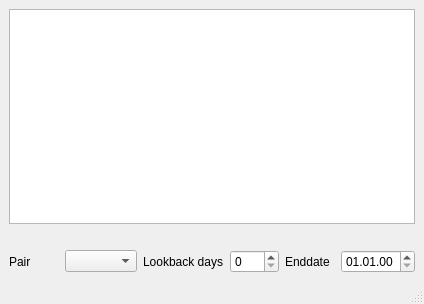
Old version of the form mainwindow.ui in the repository QTinman/TimeframeWalker.
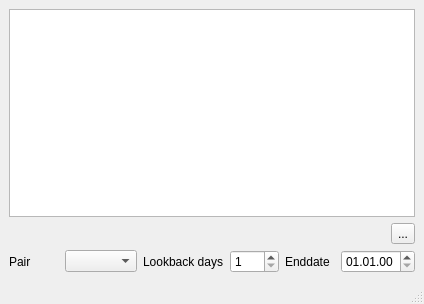
New version of the form. Icons and pictures are not drawn.

Commit message: Added Open, Close stastistic and reload button.

The edit to the form file:
```diff
--- a/mainwindow.ui
+++ b/mainwindow.ui
@@ -23,6 +23,8 @@
      <widget class="QPlainTextEdit" name="transferLog"/>
     </item>
     <item row="1" column="0">
+     <layout class="QHBoxLayout" name="horizontalLayout_2">
+      <item>
      <widget class="QLabel" name="message">
       <property name="text">
        <string/>
@@ -32,6 +34,19 @@
       </property>
      </widget>
     </item>
+      <item>
+       <widget class="QToolButton" name="reload">
+        <property name="text">
+         <string>...</string>
+        </property>
+        <property name="icon">
+         <iconset resource="resources.qrc">
+          <normaloff>:/new/icon/reload.png</normaloff>:/new/icon/reload.png</iconset>
+        </property>
+       </widget>
+      </item>
+     </layout>
+    </item>
     <item row="2" column="0">
      <layout class="QHBoxLayout" name="horizontalLayout">
       <item>
@@ -53,6 +68,9 @@
       </item>
       <item>
        <widget class="QSpinBox" name="lookbackdays">
+        <property name="minimum">
+         <number>1</number>
+        </property>
         <property name="maximum">
          <number>999</number>
         </property>
```
Lines whose indentation alone changed are shown as unchanged. The commit also changes 4 other files.
